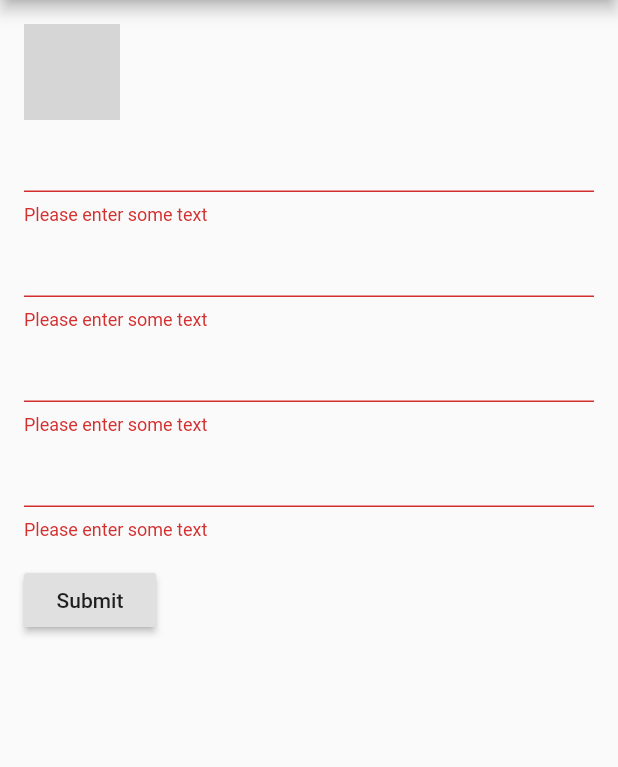
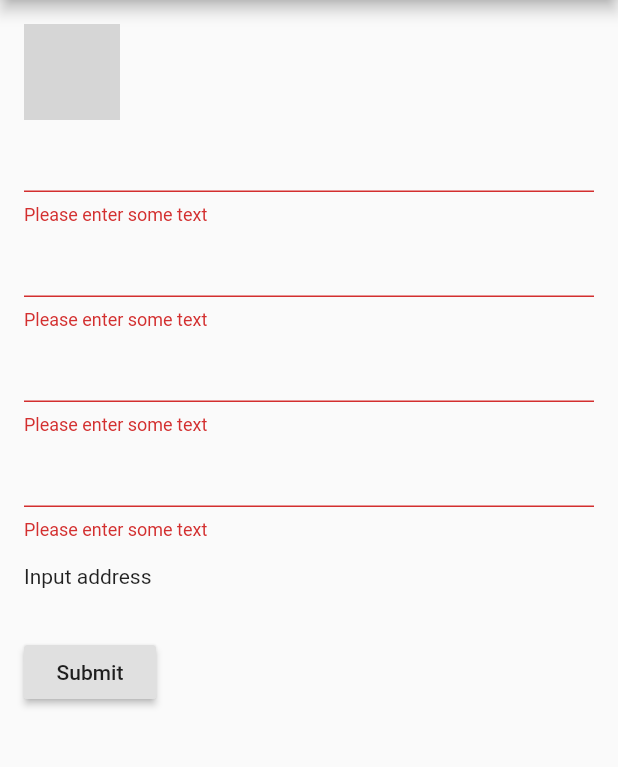
Before and after one commit to Malrok/flutter, a Flutter app: the UserDetailPage screen opened directly, after a tap on "Submit", on a phone screen of 412 x 824 dp, the part 84-851 px from its top. Run offline on Flutter 3.47's test engine with Material 2 defaults, Android fonts, the phone set to English and light mode, and no system bars; our stand-ins replace cloud_firestore, firebase_storage, image_picker; missing offline and left inert: geocoder; accounts and stored records are empty; network calls fail; statements that could not run were skipped; grey boxes are pictures that could not be loaded.

Commit message:
Added address widget

```diff
--- /dev/null
+++ b/lib/models/address.model.dart
@@ -0,0 +1,21 @@
+import 'package:geocoder/geocoder.dart';
+
+class AddressModel {
+  double latitude = 0;
+  double longitude = 0;
+  String formattedAddress = "";
+  String postalCode = "";
+  String city = "";
+  String country = "";
+
+  AddressModel();
+
+  AddressModel.fromAddress(Address address) {
+    latitude = address.coordinates.latitude;
+    longitude = address.coordinates.longitude;
+    formattedAddress = address.addressLine;
+    postalCode = address.postalCode;
+    city = address.locality;
+    country = address.countryName;
+  }
+}
--- a/lib/pages/userdetail.dart
+++ b/lib/pages/userdetail.dart
@@ -2,6 +2,7 @@ import 'package:flutter/material.dart';
 import 'package:flutterr/models/user.model.dart';
 import 'package:flutterr/services/image.dart';
 import 'package:flutterr/services/userdao.dart';
+import 'package:flutterr/widgets/address-autocomplete.dart';
 
 class UserDetailPage extends StatelessWidget {
   final String id;
@@ -156,6 +157,9 @@ class UserDetailState extends State<UserDetail> {
                     _user.email = text;
                   },
                 ),
+                AddressAutocomplete(
+                  location: _user.address
+                ),
                 Padding(
                   padding: const EdgeInsets.symmetric(vertical: 16.0),
                   child: RaisedButton(
--- a/lib/pages/userslist.dart
+++ b/lib/pages/userslist.dart
@@ -30,11 +30,12 @@ class UsersListState extends State<UsersList> {
   @override
   Widget build(BuildContext context) {
     return StreamBuilder<QuerySnapshot>(
-      stream: Firestore.instance.collection('users').limit(10).snapshots(),
+      stream: Firestore.instance.collection('users').snapshots(),
       builder: (BuildContext context, AsyncSnapshot<QuerySnapshot> snapshot) {
         if (!snapshot.hasData) {
           return Center(child: CircularProgressIndicator());
         } else {
+          print('UsersListState ' + new DateTime.now().millisecondsSinceEpoch.toString());
           return new ListView.builder(
             padding: const EdgeInsets.all(16.0),
             itemBuilder: (context, index) {
--- /dev/null
+++ b/lib/services/geocoding.dart
@@ -0,0 +1,24 @@
+import 'package:flutterr/models/address.model.dart';
+import 'package:geocoder/geocoder.dart';
+
+class Geocoding {
+  Future<AddressModel> getFromAddress(String address) async {
+    List<Address> addresses =
+        await Geocoder.local.findAddressesFromQuery(address);
+    Address first = addresses.first;
+    return AddressModel.fromAddress(first);
+  }
+
+  Future<AddressModel> getFromCoordinates(
+      double latitude, double longitude) async {
+    final coordinates = new Coordinates(latitude, longitude);
+    List<Address> addresses =
+        await Geocoder.local.findAddressesFromCoordinates(coordinates);
+    if (!addresses.isEmpty) {
+    Address first = addresses.first;
+    return AddressModel.fromAddress(first);
+    } else {
+      return AddressModel();
+    }
+  }
+}
--- /dev/null
+++ b/lib/widgets/address-autocomplete.dart
@@ -0,0 +1,61 @@
+import 'package:cloud_firestore/cloud_firestore.dart';
+import 'package:flutter/material.dart';
+import 'package:flutterr/models/address.model.dart';
+import 'package:flutterr/services/geocoding.dart';
+
+class AddressAutocomplete extends StatefulWidget {
+  final GeoPoint location;
+
+  AddressAutocomplete({this.location});
+
+  @override
+  AddressAutocompleteState createState() =>
+      AddressAutocompleteState(location: this.location);
+}
+
+class AddressAutocompleteState extends State<AddressAutocomplete> {
+  final GeoPoint location;
+
+  Geocoding _geocoding = Geocoding();
+  AddressModel _addressModel;
+
+  AddressAutocompleteState({this.location});
+
+  @override
+  void initState() {
+    super.initState();
+    this
+        ._geocoding
+        .getFromCoordinates(this.location.latitude, this.location.longitude)
+        .then((address) => setState(() {
+              this._addressModel = address;
+            }))
+        .catchError((err) => print(err));
+  }
+
+  onTap() async {
+//    Place place = await PluginGooglePlacePicker.showAutocomplete(PlaceAutocompleteMode.MODE_FULLSCREEN);
+//    setState(() {
+//      _addressModel.formattedAddress = place.address;
+//    });
+  }
+
+  @override
+  Widget build(BuildContext context) {
+    if (_addressModel == null ||
+        _addressModel.formattedAddress == null ||
+        _addressModel.formattedAddress == "") {
+      return GestureDetector(
+          onTap: onTap,
+          child: Padding(
+              padding: const EdgeInsets.symmetric(vertical: 16.0),
+              child: Text("Input address")));
+    } else {
+      return GestureDetector(
+          onTap: onTap,
+          child: Padding(
+              padding: const EdgeInsets.symmetric(vertical: 16.0),
+              child: Text(_addressModel.formattedAddress)));
+    }
+  }
+}
--- a/pubspec.yaml
+++ b/pubspec.yaml
@@ -23,6 +23,7 @@ dependencies:
   cloud_firestore: ^0.8.2
   image_picker: ^0.4.10
   firebase_storage: ^1.0.4
+  geocoder: ^0.1.2
 
 dev_dependencies:
   flutter_test:
```
Also changed, not shown: lib/models/user.model.dart (+8 -6 lines), 3 other files.
